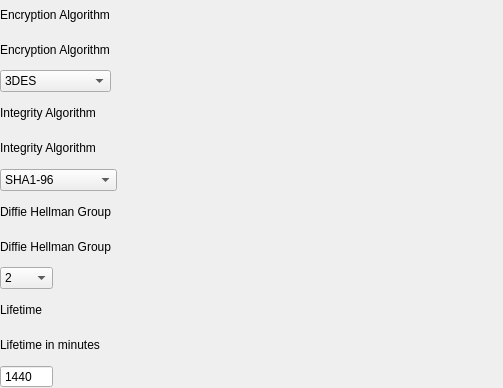
This is FWAdminLib/Configurator/SecurityAssociationParametersWidget.ui in fw-dev/translations as Qt 5 draws it before an edit. The edited form follows.
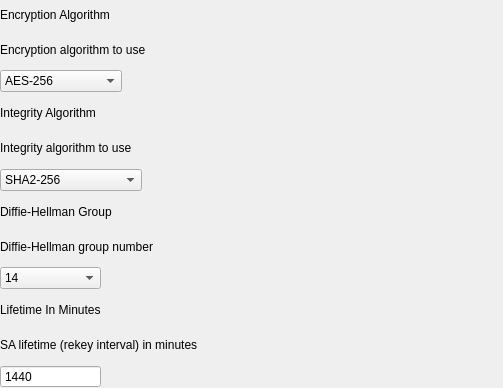
This is the edited form.

Diff of the .ui file:
```diff
--- a/FWAdminLib/Configurator/SecurityAssociationParametersWidget.ui
+++ b/FWAdminLib/Configurator/SecurityAssociationParametersWidget.ui
@@ -36,14 +36,14 @@
    <item row="1" column="0" colspan="4">
     <widget class="QLabel" name="lTip_encryptionAlgorithm">
      <property name="text">
-      <string>Encryption Algorithm</string>
+      <string>Encryption algorithm to use</string>
      </property>
     </widget>
    </item>
    <item row="2" column="0" colspan="2">
     <widget class="QComboBox" name="comboEncryptionAlgorithm">
      <property name="currentIndex">
-      <number>1</number>
+      <number>3</number>
      </property>
      <item>
       <property name="text">
@@ -100,12 +100,15 @@
    <item row="4" column="0" colspan="4">
     <widget class="QLabel" name="lTip_integrityAlgorithm">
      <property name="text">
-      <string>Integrity Algorithm</string>
+      <string>Integrity algorithm to use</string>
      </property>
     </widget>
    </item>
    <item row="5" column="0" colspan="3">
     <widget class="QComboBox" name="comboIntegrityAlgorithm">
+     <property name="currentIndex">
+      <number>2</number>
+     </property>
      <item>
       <property name="text">
        <string>SHA1-96</string>
@@ -149,27 +152,22 @@
    <item row="6" column="0" colspan="4">
     <widget class="QLabel" name="label_5">
      <property name="text">
-      <string>Diffie Hellman Group</string>
+      <string>Diffie-Hellman Group</string>
      </property>
     </widget>
    </item>
    <item row="7" column="0" colspan="4">
     <widget class="QLabel" name="lTip_diffieHellmanGroup">
      <property name="text">
-      <string>Diffie Hellman Group</string>
+      <string>Diffie-Hellman group number</string>
      </property>
     </widget>
    </item>
    <item row="8" column="0">
     <widget class="QComboBox" name="comboDiffieHellmanGroup">
      <property name="currentIndex">
-      <number>2</number>
+      <number>3</number>
      </property>
-     <item>
-      <property name="text">
-       <string>0</string>
-      </property>
-     </item>
      <item>
       <property name="text">
        <string>1</string>
@@ -243,14 +241,14 @@
    <item row="9" column="0">
     <widget class="QLabel" name="label_7">
      <property name="text">
-      <string>Lifetime</string>
+      <string>Lifetime In Minutes</string>
      </property>
     </widget>
    </item>
    <item row="10" column="0" colspan="4">
     <widget class="QLabel" name="lTip_lifetime">
      <property name="text">
-      <string>Lifetime in minutes</string>
+      <string>SA lifetime (rekey interval) in minutes</string>
      </property>
     </widget>
    </item>
```
